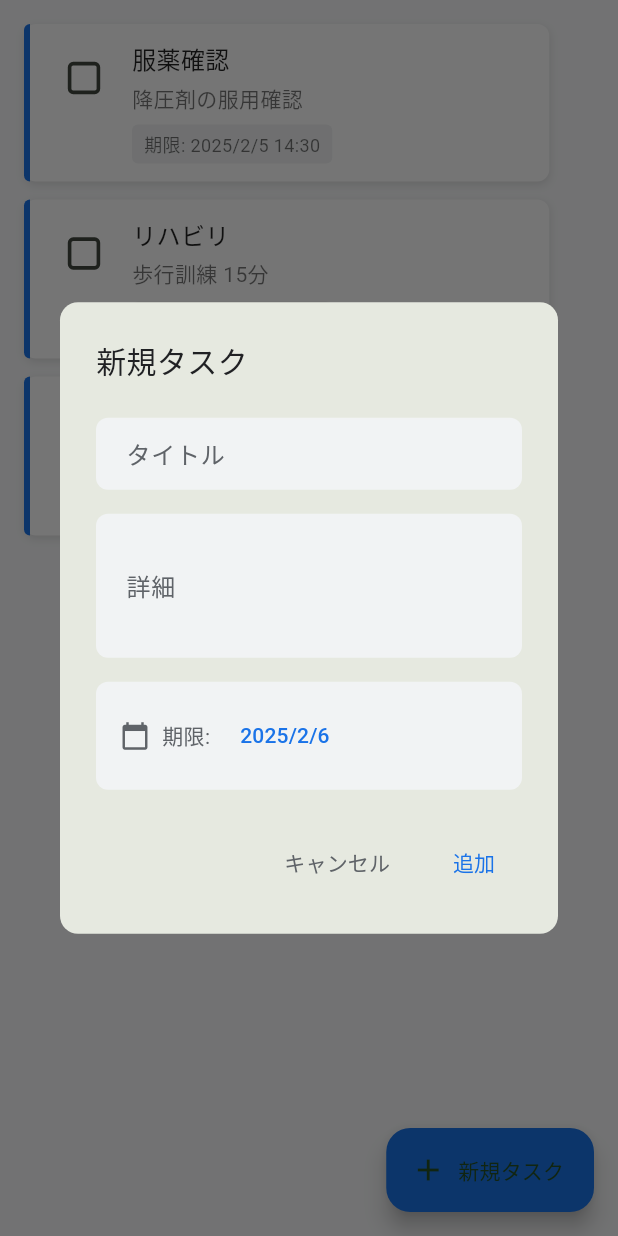
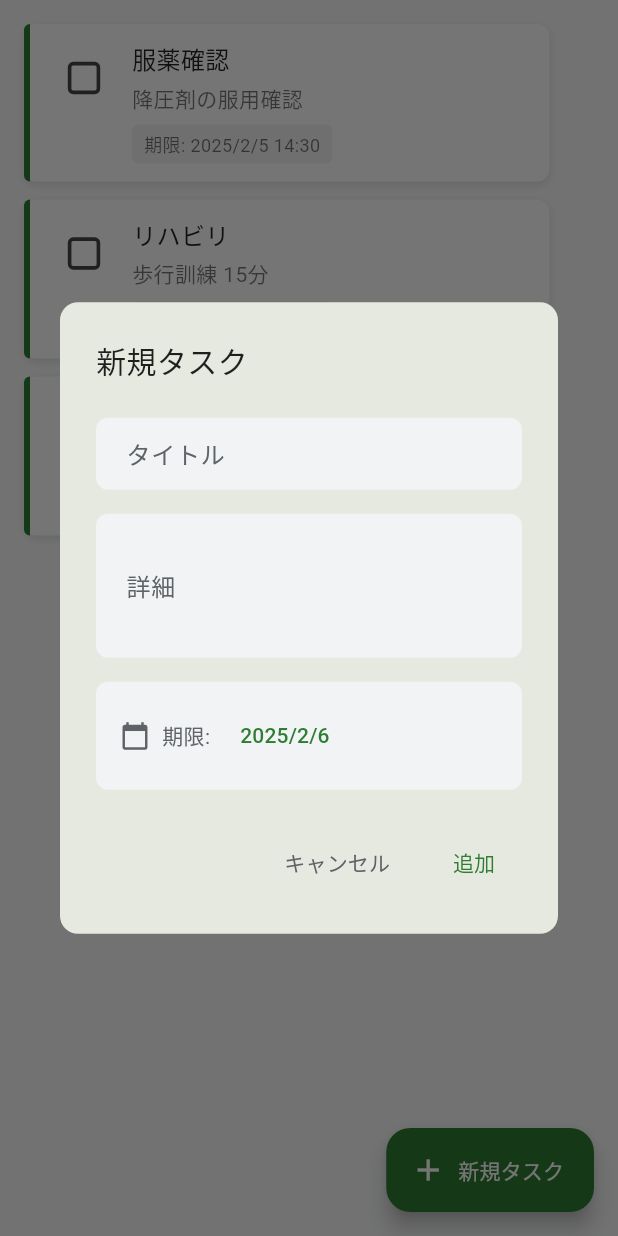
Before and after one commit to nagoyan55/healthcare-support, a Flutter app: the TodoTabScreen widget shown alone on an empty page, opened directly, after a tap on "新規タスク", on a phone screen of 412 x 824 dp. Run offline on Flutter 3.47's test engine with Material 3 defaults, Android fonts, the phone set to English and light mode, and no system bars; our stand-ins replace image_picker, shared_preferences; accounts and stored records are empty.

Commit message:
fix: theme

```diff
--- a/lib/screens/my_page_screen.dart
+++ b/lib/screens/my_page_screen.dart
@@ -32,7 +32,10 @@ class _StaffTaskTab extends StatelessWidget {
                     width: double.infinity,
                     child: ElevatedButton(
                       onPressed: () {},
-                      child: const Text('タスクを追加'),
+                      child: const Text(
+                        'タスクを追加',
+                        style: TextStyle(color: Colors.black87),
+                      ),
                     ),
                   ),
                 ],
@@ -374,6 +377,7 @@ class _MyPageScreenState extends State<MyPageScreen>
                         child: ElevatedButton(
                           style: ElevatedButton.styleFrom(
                             backgroundColor: _selectedColor,
+                            foregroundColor: Colors.white,
                             minimumSize: const Size(double.infinity, 50),
                             shape: RoundedRectangleBorder(
                               borderRadius: BorderRadius.circular(8),
--- a/lib/screens/todo_tab_screen.dart
+++ b/lib/screens/todo_tab_screen.dart
@@ -64,7 +64,6 @@ class _TodoTabScreenState extends State<TodoTabScreen> {
                   style: TextStyle(
                     fontSize: 20,
                     fontWeight: FontWeight.w500,
-                    color: Color(0xFF202124),
                   ),
                 ),
                 const SizedBox(height: 24),
@@ -81,7 +80,8 @@ class _TodoTabScreenState extends State<TodoTabScreen> {
                     ),
                     focusedBorder: OutlineInputBorder(
                       borderRadius: BorderRadius.circular(8),
-                      borderSide: const BorderSide(color: Color(0xFF1A73E8)),
+                      borderSide: BorderSide(
+                          color: Theme.of(context).colorScheme.primary),
                     ),
                     contentPadding: const EdgeInsets.symmetric(
                       horizontal: 16,
@@ -104,7 +104,8 @@ class _TodoTabScreenState extends State<TodoTabScreen> {
                     ),
                     focusedBorder: OutlineInputBorder(
                       borderRadius: BorderRadius.circular(8),
-                      borderSide: const BorderSide(color: Color(0xFF1A73E8)),
+                      borderSide: BorderSide(
+                          color: Theme.of(context).colorScheme.primary),
                     ),
                     contentPadding: const EdgeInsets.symmetric(
                       horizontal: 16,
@@ -150,8 +151,9 @@ class _TodoTabScreenState extends State<TodoTabScreen> {
                               builder: (context, child) {
                                 return Theme(
                                   data: Theme.of(context).copyWith(
-                                    colorScheme: const ColorScheme.light(
-                                      primary: Color(0xFF1A73E8),
+                                    colorScheme: ColorScheme.light(
+                                      primary:
+                                          Theme.of(context).colorScheme.primary,
                                     ),
                                   ),
                                   child: child!,
@@ -163,7 +165,8 @@ class _TodoTabScreenState extends State<TodoTabScreen> {
                             }
                           },
                           style: TextButton.styleFrom(
-                            foregroundColor: const Color(0xFF1A73E8),
+                            foregroundColor:
+                                Theme.of(context).colorScheme.primary,
                           ),
                           child: Text(
                             '${selectedDate.year}/${selectedDate.month}/${selectedDate.day}',
@@ -205,7 +208,7 @@ class _TodoTabScreenState extends State<TodoTabScreen> {
                         }
                       },
                       style: TextButton.styleFrom(
-                        foregroundColor: const Color(0xFF1A73E8),
+                        foregroundColor: Theme.of(context).colorScheme.primary,
                         padding: const EdgeInsets.symmetric(
                           horizontal: 16,
                           vertical: 12,
@@ -230,7 +233,7 @@ class _TodoTabScreenState extends State<TodoTabScreen> {
     return Stack(
       children: [
         Container(
-          color: const Color(0xFFF8F9FA), // Googleチャットの背景色
+          color: const Color(0xFFF8F9FA),
           child: ListView.builder(
             padding: const EdgeInsets.all(16.0),
             itemCount: _todos.length,
@@ -264,8 +267,8 @@ class _TodoTabScreenState extends State<TodoTabScreen> {
                               width: 4,
                               decoration: BoxDecoration(
                                 color: todo.isCompleted
-                                    ? Colors.green
-                                    : const Color(0xFF1A73E8), // Googleブルー
+                                    ? Theme.of(context).colorScheme.secondary
+                                    : Theme.of(context).colorScheme.primary,
                                 borderRadius: const BorderRadius.only(
                                   topLeft: Radius.circular(8.0),
                                   bottomLeft: Radius.circular(8.0),
@@ -287,7 +290,9 @@ class _TodoTabScreenState extends State<TodoTabScreen> {
                                             todo.isCompleted = value!;
                                           });
                                         },
-                                        activeColor: Colors.green,
+                                        activeColor: Theme.of(context)
+                                            .colorScheme
+                                            .secondary,
                                         shape: RoundedRectangleBorder(
                                           borderRadius:
                                               BorderRadius.circular(3),
@@ -364,7 +369,7 @@ class _TodoTabScreenState extends State<TodoTabScreen> {
           bottom: 16,
           child: FloatingActionButton.extended(
             onPressed: _addTodo,
-            backgroundColor: const Color(0xFF1A73E8),
+            backgroundColor: Theme.of(context).colorScheme.primary,
             icon: const Icon(Icons.add),
             label: const Text('新規タスク'),
           ),
```
Also changed, not shown: lib/main.dart (+19 -1 lines), lib/screens/patient_detail_screen.dart (+8 -1 lines).
